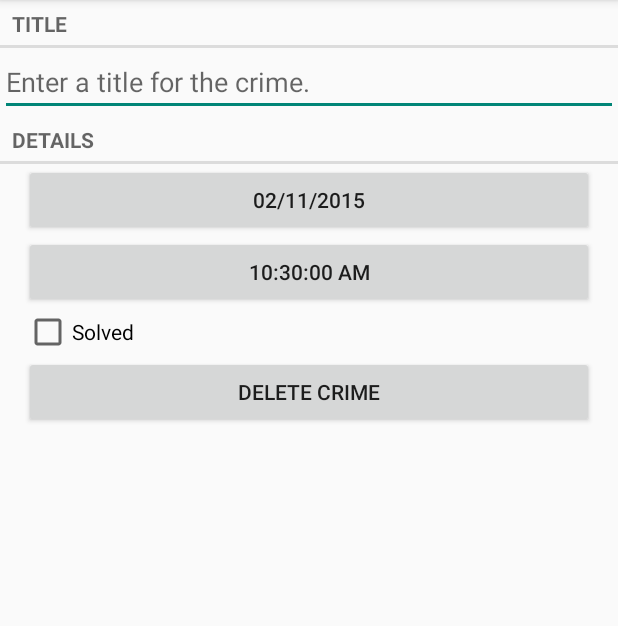
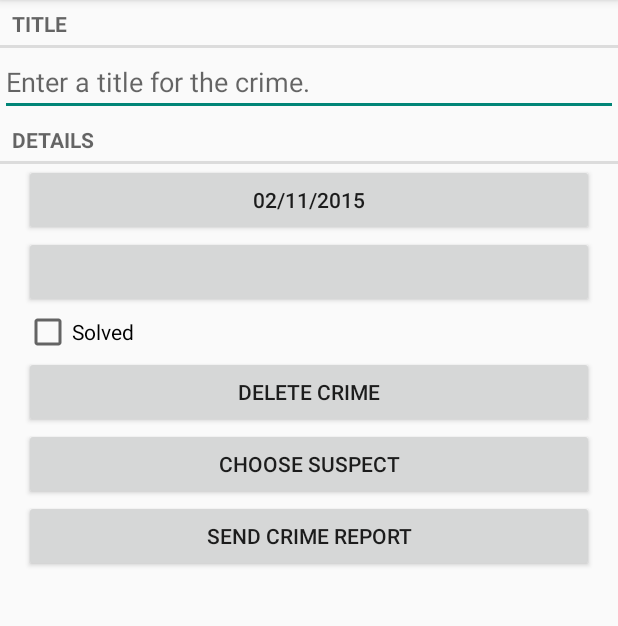
Before and after one commit to akrog100/CriminalIntent, an Android app: the screen it shows after launch (CrimePagerActivity), after a tap on "New Crime", on a phone screen of 412 x 824 dp, the part 84-710 px from its top. Run offline under Robolectric (Android 15) with nearby library versions, the phone set to English and light mode, and no system bars; 2 statements that could not run were skipped.

Commit message:
added Chapter 14

```diff
--- a/app/src/main/java/com/bignerdranch/android/criminalintent/Crime.java
+++ b/app/src/main/java/com/bignerdranch/android/criminalintent/Crime.java
@@ -15,12 +15,16 @@ public class Crime {
     private Date mDate;
     private Date mTime;
     private boolean mSolved;
+    private String mSuspect;
 
     public Crime(){
         //generate unique id
-        mId = UUID.randomUUID();
+        this(UUID.randomUUID());
+    }
+
+    public Crime(UUID id) {
+        mId = id;
         mDate = new Date();
-        mTime = new Date();
     }
 
     public UUID getId(){
@@ -51,6 +55,14 @@ public class Crime {
         mSolved = solved;
     }
 
+    public String getSuspect(){
+        return mSuspect;
+    }
+
+    public void setSuspect(String suspect){
+        mSuspect = suspect;
+    }
+
     public Date getTime() { return mTime;}
 
     public void setTime(Date time) {mTime = time;}
--- a/app/src/main/java/com/bignerdranch/android/criminalintent/CrimeFragment.java
+++ b/app/src/main/java/com/bignerdranch/android/criminalintent/CrimeFragment.java
@@ -62,6 +62,13 @@ public class CrimeFragment extends Fragment {
     }
 
     @Override
+    public void onPause() {
+        super.onPause();
+
+        CrimeLab.get(getActivity()).updateCrime(mCrime);
+    }
+
+    @Override
     public View onCreateView(LayoutInflater inflater, ViewGroup container, Bundle savedInstanceState){
         View v = inflater.inflate(R.layout.fragment_crime, container, false);
         mTitleField = (EditText)v.findViewById(R.id.crime_title);
@@ -122,7 +129,7 @@ public class CrimeFragment extends Fragment {
         mDeleteButton.setOnClickListener(new View.OnClickListener(){
             @Override
             public void onClick(View v){
-                CrimeLab.get(getActivity()).removeCrime(mCrime);
+                //CrimeLab.get(getActivity()).removeCrime(mCrime);
                 getActivity().finish();
             }
 
--- a/app/src/main/java/com/bignerdranch/android/criminalintent/CrimeLab.java
+++ b/app/src/main/java/com/bignerdranch/android/criminalintent/CrimeLab.java
@@ -1,6 +1,13 @@
 package com.bignerdranch.android.criminalintent;
 
+import android.content.ContentValues;
 import android.content.Context;
+import android.database.Cursor;
+import android.database.sqlite.SQLiteDatabase;
+
+import com.bignerdranch.android.criminalintent.database.CrimeBaseHelper;
+import com.bignerdranch.android.criminalintent.database.CrimeCursorWrapper;
+import com.bignerdranch.android.criminalintent.database.CrimeDbSchema;
 
 import java.util.ArrayList;
 import java.util.Calendar;
@@ -13,27 +20,79 @@ import java.util.UUID;
 public class CrimeLab {
     private static CrimeLab sCrimeLab;
 
-    private List<Crime> mCrimes;
+    private Context mContext;
+    private SQLiteDatabase mDatabase;
 
     private CrimeLab(Context context){
-        mCrimes = new ArrayList<>();
+        mContext = context.getApplicationContext();
+        mDatabase = new CrimeBaseHelper(mContext).getWritableDatabase();
+
     }
 
     public void addCrime(Crime c){
-        mCrimes.add(c);
+
+        ContentValues values = getContentValues(c);
+
+        mDatabase.insert(CrimeDbSchema.CrimeTable.NAME, null, values);
+
     }
 
     public List<Crime> getCrimes(){
-        return mCrimes;
+        List<Crime> crimes = new ArrayList<>();
+
+        CrimeCursorWrapper cursor = queryCrimes(null, null);
+
+        try{
+            cursor.moveToFirst();
+            while(!cursor.isAfterLast()){
+                crimes.add(cursor.getCrime());
+                cursor.moveToNext();
+            }
+        } finally {
+            cursor.close();
+        }
+
+        return crimes;
     }
 
     public Crime getCrime(UUID id){
-        for(Crime crime : mCrimes){
-            if(crime.getId().equals(id)){
-                return crime;
+
+        CrimeCursorWrapper cursor = queryCrimes(CrimeDbSchema.CrimeTable.Cols.UUID + " = ?", new String[] {id.toString()});
+
+        try{
+            if(cursor.getCount() == 0){
+                return null;
             }
+
+            cursor.moveToFirst();
+            return cursor.getCrime();
+        } finally{
+            cursor.close();
         }
-        return null;
+    }
+
+    public void updateCrime(Crime crime){
+        String uuidString = crime.getId().toString();
+        ContentValues values = getContentValues(crime);
+
+        mDatabase.update(CrimeDbSchema.CrimeTable.NAME, values, CrimeDbSchema.CrimeTable.Cols.UUID + " = ?", new String[] { uuidString});
+
+    }
+
+    private static ContentValues getContentValues(Crime crime){
+        ContentValues values = new ContentValues();
+        values.put(CrimeDbSchema.CrimeTable.Cols.UUID, crime.getId().toString());
+        values.put(CrimeDbSchema.CrimeTable.Cols.TITLE, crime.getTitle().toString());
+        values.put(CrimeDbSchema.CrimeTable.Cols.DATE, crime.getDate().getTime());
+        values.put(CrimeDbSchema.CrimeTable.Cols.SOLVED, crime.isSolved() ? 1 : 0);
+
+        return values;
+    }
+
+    private CrimeCursorWrapper queryCrimes(String whereClause, String[] whereArgs){
+        Cursor cursor = mDatabase.query(CrimeDbSchema.CrimeTable.NAME, null, whereClause, whereArgs, null, null, null);
+
+        return new CrimeCursorWrapper(cursor);
     }
 
     public static CrimeLab get(Context context){
@@ -43,6 +102,7 @@ public class CrimeLab {
         return sCrimeLab;
     }
 
+    /*
     private List<Crime> tempCrimes;
     public void removeCrime(Crime mCrime){
         tempCrimes = new ArrayList<>();
@@ -56,4 +116,5 @@ public class CrimeLab {
         }
         mCrimes = tempCrimes;
     }
+    */
 }
--- a/app/src/main/java/com/bignerdranch/android/criminalintent/CrimeListFragment.java
+++ b/app/src/main/java/com/bignerdranch/android/criminalintent/CrimeListFragment.java
@@ -101,7 +101,12 @@ public class CrimeListFragment extends Fragment {
             return mCrimes.size();
         }
 
+        public void setCrimes(List<Crime> crimes){
+            mCrimes = crimes;
+        }
+
     }
+
 
     @Override
     public void onCreate(Bundle savedInstanceState){
@@ -155,6 +160,7 @@ public class CrimeListFragment extends Fragment {
                     delChange = false;
                 }
             }
+            mAdapter.setCrimes(crimes);
             mAdapter.notifyItemChanged(index);
 
         }
--- /dev/null
+++ b/app/src/main/java/com/bignerdranch/android/criminalintent/database/CrimeBaseHelper.java
@@ -0,0 +1,35 @@
+package com.bignerdranch.android.criminalintent.database;
+
+import android.content.Context;
+import android.database.sqlite.SQLiteDatabase;
+import android.database.sqlite.SQLiteOpenHelper;
+
+import com.bignerdranch.android.criminalintent.database.CrimeDbSchema.CrimeTable;
+
+/**
+ * Created by Adam on 11/1/2015.
+ */
+public class CrimeBaseHelper extends SQLiteOpenHelper{
+    private static final int VERSION = 1;
+    private static final String DATABASE_NAME = "crimeBase.db";
+
+    public CrimeBaseHelper(Context context){
+        super(context, DATABASE_NAME, null, VERSION);
+    }
+
+    @Override
+    public void onCreate(SQLiteDatabase db){
+        db.execSQL("create table " + CrimeTable.NAME + "(" + "_id integer primary key autoincrement, " + CrimeTable.Cols.UUID+ ", " +
+        CrimeTable.Cols.TITLE + ", " +
+        CrimeTable.Cols.DATE + ", " +
+        CrimeTable.Cols.SOLVED + ", " +
+        CrimeTable.Cols.SUSPECT + ")"
+        );
+    }
+
+    @Override
+    public void onUpgrade(SQLiteDatabase db, int oldVersion, int newVersion){
+
+    }
+
+}
--- /dev/null
+++ b/app/src/main/java/com/bignerdranch/android/criminalintent/database/CrimeCursorWrapper.java
@@ -0,0 +1,32 @@
+package com.bignerdranch.android.criminalintent.database;
+
+import android.database.Cursor;
+import android.database.CursorWrapper;
+
+import com.bignerdranch.android.criminalintent.Crime;
+
+import java.util.Date;
+import java.util.UUID;
+
+/**
+ * Created by Adam on 11/1/2015.
+ */
+public class CrimeCursorWrapper extends CursorWrapper {
+    public CrimeCursorWrapper (Cursor cursor){
+        super(cursor);
+    }
+
+    public Crime getCrime(){
+        String uuidString = getString(getColumnIndex(CrimeDbSchema.CrimeTable.Cols.UUID));
+        String title = getString(getColumnIndex(CrimeDbSchema.CrimeTable.Cols.TITLE));
+        long date = getLong(getColumnIndex(CrimeDbSchema.CrimeTable.Cols.DATE));
+        int isSolved = getInt(getColumnIndex(CrimeDbSchema.CrimeTable.Cols.SOLVED));
+
+
+        Crime crime = new Crime(UUID.fromString(uuidString));
+        crime.setTitle(title);
+        crime.setDate(new Date(date));
+        crime.setSolved(isSolved != 0);
+        return crime;
+    }
+}
--- /dev/null
+++ b/app/src/main/java/com/bignerdranch/android/criminalintent/database/CrimeDbSchema.java
@@ -0,0 +1,20 @@
+package com.bignerdranch.android.criminalintent.database;
+
+/**
+ * Created by Adam on 11/1/2015.
+ */
+public class CrimeDbSchema {
+    public static final class CrimeTable {
+        public static final String NAME = "crimes";
+
+
+        public static final class Cols {
+            public static final String UUID = "uuid";
+            public static final String TITLE = "title";
+            public static final String DATE = "date";
+            public static final String SOLVED = "solved";
+            public static final String SUSPECT = "suspect";
+        }
+    }
+
+}
--- a/app/src/main/res/layout-land/fragment_crime.xml
+++ b/app/src/main/res/layout-land/fragment_crime.xml
@@ -48,4 +48,27 @@
             android:layout_weight="1"/>
     </LinearLayout>
 
+    <LinearLayout
+        android:layout_width="match_parent"
+        android:layout_height="wrap_content"
+        android:layout_marginLeft="16dp"
+        android:layout_marginRight="16dp"
+        android:orientation="horizontal">
+
+        <Button
+            android:layout_width="wrap_content"
+            android:layout_height="wrap_content"
+            android:id="@+id/crime_suspect"
+            android:layout_weight="1"
+            android:text="@string/crime_suspect_text"/>
+
+        <Button
+            android:layout_width="wrap_content"
+            android:layout_height="wrap_content"
+            android:id="@+id/crime_report_text"
+            android:layout_weight="1"
+            android:text="@string/crime_suspect_text"/>
+
+    </LinearLayout>
+
 </LinearLayout>
--- a/app/src/main/res/layout/fragment_crime.xml
+++ b/app/src/main/res/layout/fragment_crime.xml
@@ -59,5 +59,21 @@
         android:layout_marginRight="16dp"
         android:text="Delete Crime"/>
 
+    <Button
+        android:layout_width="match_parent"
+        android:layout_height="wrap_content"
+        android:id="@+id/crime_suspect"
+        android:layout_marginLeft="16dp"
+        android:layout_marginRight="16dp"
+        android:text="@string/crime_suspect_text"/>
+
+    <Button
+        android:layout_width="match_parent"
+        android:layout_height="wrap_content"
+        android:id="@+id/crime_report"
+        android:layout_marginLeft="16dp"
+        android:layout_marginRight="16dp"
+        android:text="@string/crime_report_text"/>
+
 
 </LinearLayout>
--- a/app/src/main/res/values/strings.xml
+++ b/app/src/main/res/values/strings.xml
@@ -13,6 +13,8 @@
         <item quantity="one">%1$s crime</item>
         <item quantity="other">%1$s crimes</item>
     </plurals>
+    <string name="crime_suspect_text">Choose Suspect</string>
+    <string name="crime_report_text">Send Crime Report</string>
     <string name="time_picker_title">Time of crime:</string>
     <string name="crime_title_hint">Enter a title for the crime.</string>
 </resources>
```
